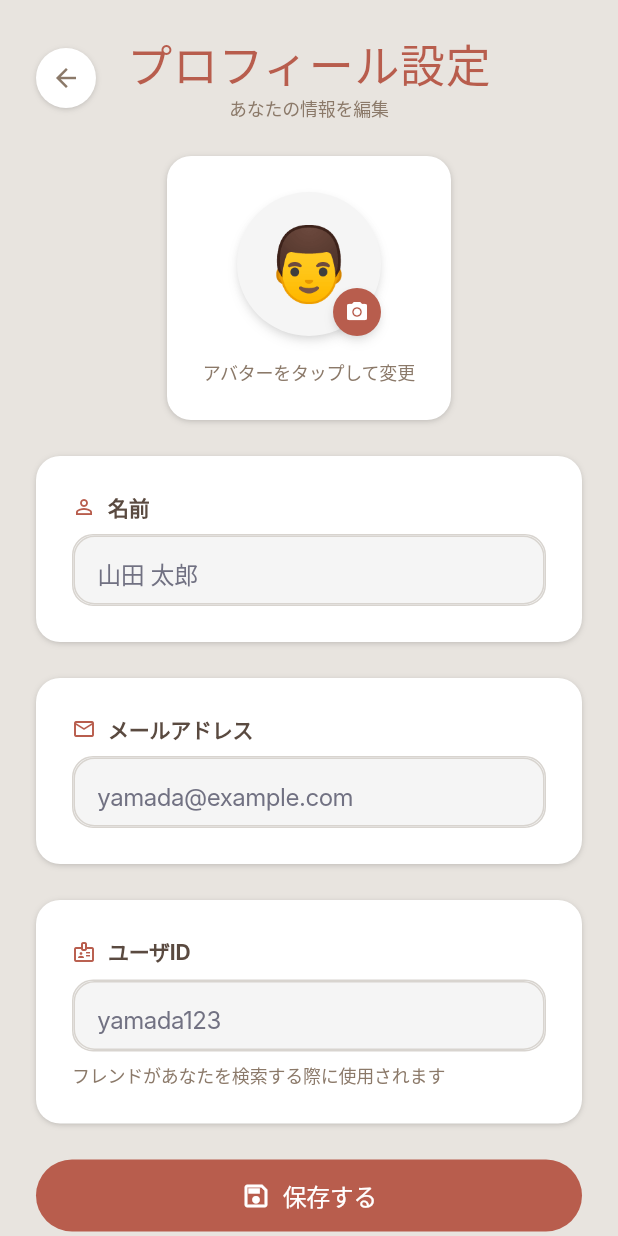
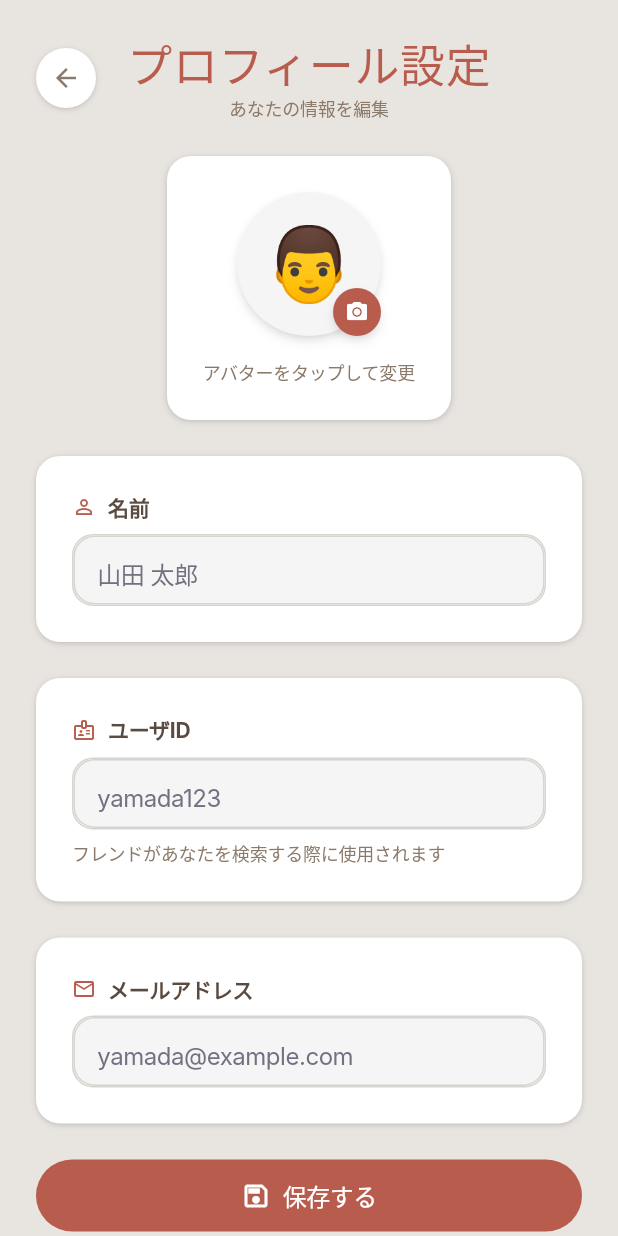
Before and after one commit to hoshido-k/imane, a Flutter app: the ProfileScreen screen opened by its route, on a phone screen of 412 x 824 dp. Run offline on Flutter 3.47's test engine with Material 3 defaults, Android fonts, the phone set to English and light mode, and no system bars; our stand-ins replace connectivity_plus, firebase_auth, firebase_core, geolocator, google_maps_flutter, permission_handler and 1 more; missing offline and left inert: background_location; accounts and stored records are empty; generated files the repository leaves out were written again; Roboto replaces fonts that are missing (Inter).

Commit message:
プロフィール設定画面の項目順序変更

```diff
--- a/mobile/lib/screens/profile/profile_screen.dart
+++ b/mobile/lib/screens/profile/profile_screen.dart
@@ -206,20 +206,20 @@ class _ProfileScreenState extends State<ProfileScreen> {
             controller: _nameController,
           ),
           const SizedBox(height: 24),
+          // ユーザID入力カード
+          _buildInputCard(
+            icon: Icons.badge_outlined,
+            label: 'ユーザID',
+            controller: _userIdController,
+            helperText: 'フレンドがあなたを検索する際に使用されます',
+          ),
+          const SizedBox(height: 24),
           // メールアドレス入力カード
           _buildInputCard(
             icon: Icons.email_outlined,
             label: 'メールアドレス',
             controller: _emailController,
             keyboardType: TextInputType.emailAddress,
-          ),
-          const SizedBox(height: 24),
-          // ユーザID入力カード
-          _buildInputCard(
-            icon: Icons.badge_outlined,
-            label: 'ユーザID',
-            controller: _userIdController,
-            helperText: 'フレンドがあなたを検索する際に使用されます',
           ),
           const SizedBox(height: 24),
           // 保存ボタン
```
